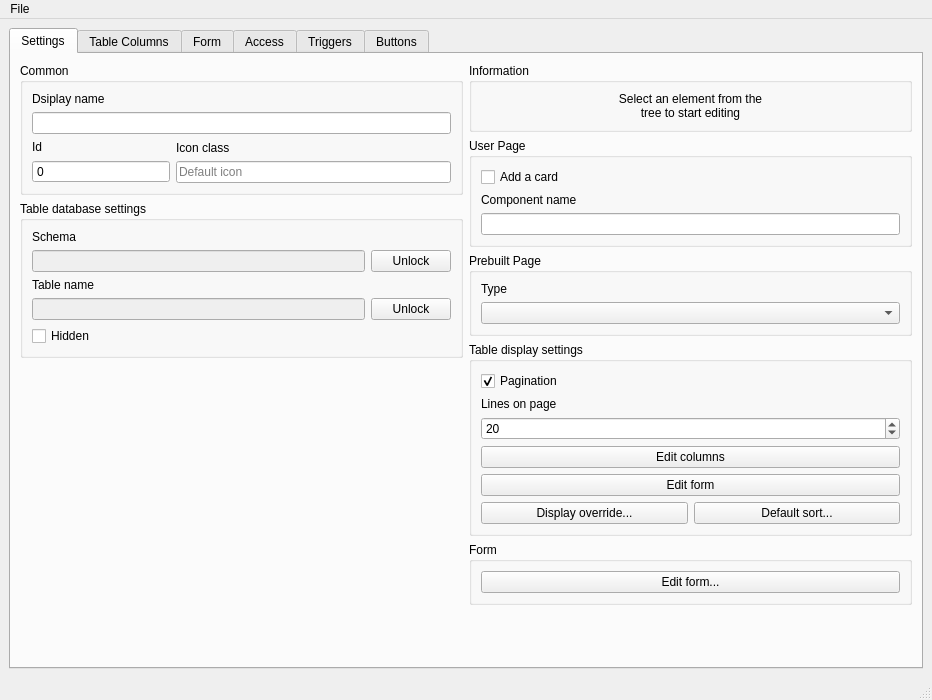
Above: src/ui/ui_source/hirerachy_edtior.ui from SqrtMinusOne/ERMaket before the change. Below: the same form after it.
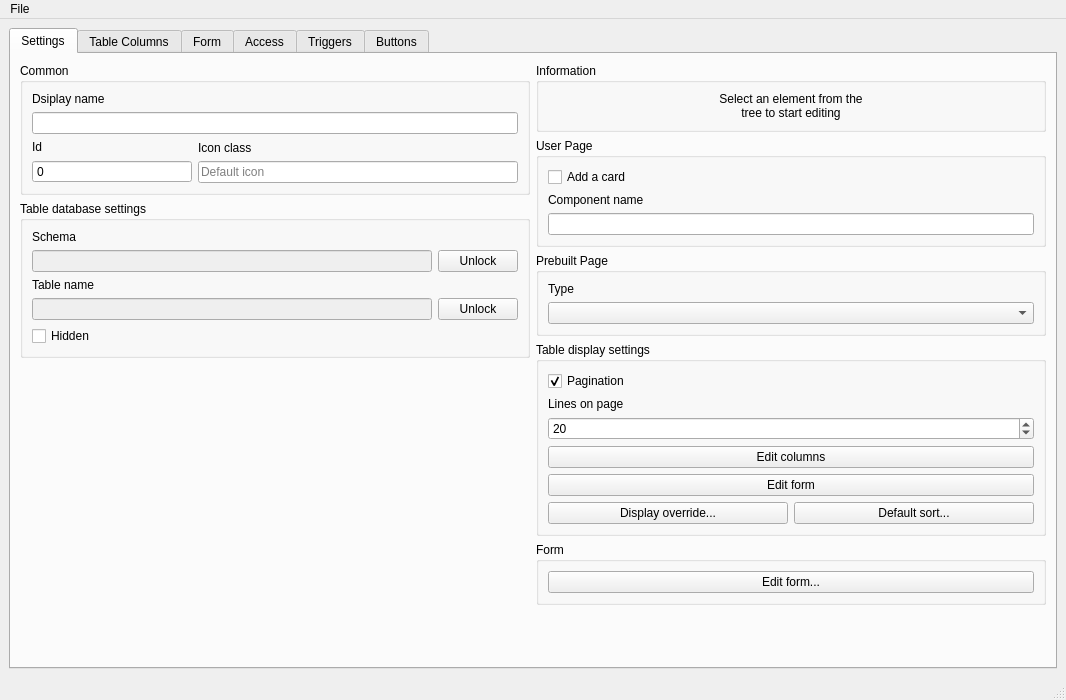
That is the form after the change. Icons and pictures are not drawn.

```diff
--- a/src/ui/ui_source/hirerachy_edtior.ui
+++ b/src/ui/ui_source/hirerachy_edtior.ui
@@ -6,7 +6,7 @@
    <rect>
     <x>0</x>
     <y>0</y>
-    <width>932</width>
+    <width>1066</width>
     <height>700</height>
    </rect>
   </property>
@@ -427,7 +427,7 @@
     <rect>
      <x>0</x>
      <y>0</y>
-     <width>932</width>
+     <width>1066</width>
      <height>21</height>
     </rect>
    </property>
```
